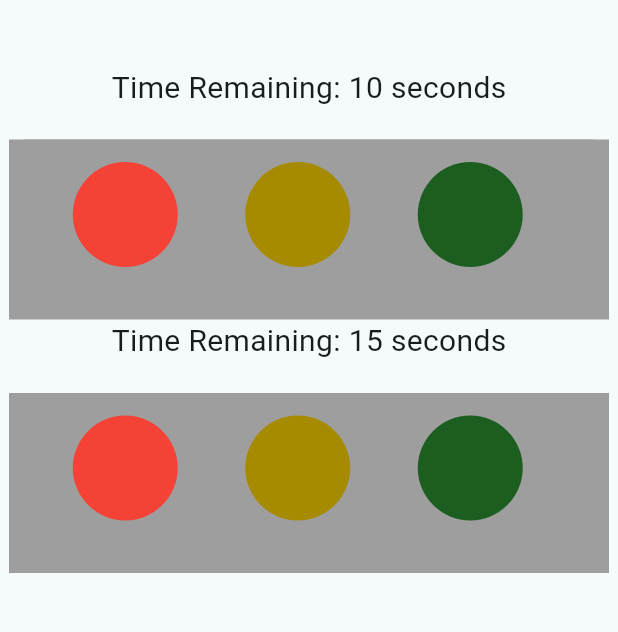
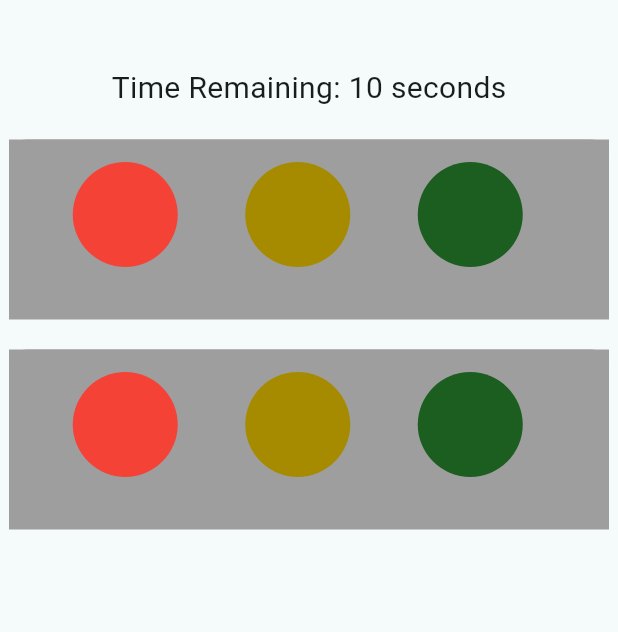
Before and after one commit to AndyPhuHuynh/CS410-SP2025-Traffic-Light-System, a Flutter app: the first screen one second after launch, on a phone screen of 412 x 824 dp, the part 63-695 px from its top. Run offline on Flutter 3.47's test engine with Material 3 defaults, Android fonts, the phone set to English and light mode, and no system bars.

Commit message:
Two traffic lights (must get second one to function)

```diff
--- a/lib/main.dart
+++ b/lib/main.dart
@@ -46,10 +46,6 @@ class _TrafficModuleState extends State<TrafficModule> {
   // the track which light is turned on
   int _currentLight = 1; // 1 is red, 2 yellow, 3 green
 
-  int _remainingTime2 = 15; // Initial time in seconds
-  // declare Timer class which can be null or active timer
-  Timer? _timer2;
-
   int _currentLight2 = 1; // 1 is red, 2 yellow, 3 green
 
   // the sensors
@@ -65,7 +61,6 @@ class _TrafficModuleState extends State<TrafficModule> {
     // the initial state
     super.initState(); // calls the parent class's initState()
     startTimer(); // call the timer start function
-    startTimer2();
   }
 
   void startTimer() {
@@ -84,34 +79,11 @@ class _TrafficModuleState extends State<TrafficModule> {
     });
   }
 
-    void startTimer2() {
-      // start the timer and change the color
-      // timer period of 1 second (constantly 1 second periods)
-      _timer2 = Timer.periodic(const Duration(seconds: 1), (timer2) {
-        // the state of the lights depending on the time
-        setState(() {
-          if (_remainingTime2 > 0) { // time greater than 0
-            _remainingTime2--; // decrement by 1
-          } else {
-            // when 0 change the light
-            changeLight2(); // call the function to change the light
-          }
-        });
-      });
-  }
-
     void yellowTimer(int yORn) {
       // for the case of the yellow timer
       _timer?.cancel(); // cancel current time
       _remainingTime = yORn; // set the new time depending on previous color
       startTimer(); // call the timer function again
-    }
-
-    void yellowTimer2(int yORn) {
-      // for the case of the yellow timer
-      _timer2?.cancel(); // cancel current time
-      _remainingTime2 = yORn; // set the new time depending on previous color
-      startTimer2(); // call the timer function again
     }
 
     // Function to change light color
@@ -129,12 +101,12 @@ class _TrafficModuleState extends State<TrafficModule> {
 
     void changeLight2() {
       setState(() { // the state
-        _currentLight2 =
-            (_currentLight2 % 3) + 1; // runs from 1 > 2 > 3 > 1 > etc
-        if (_currentLight2 == 2) { // yellow then 5 seconds
-          yellowTimer2(5); // yes then 5
-        } else { // if red or green the 10 seconds
-          yellowTimer2(10); // not yellow then
+        if (_currentLight == 1) { // yellow then 5 seconds
+          _currentLight2 = 3; // yes then 5
+        } else if (_currentLight == 2) { // if red or green the 10 seconds
+          _currentLight2 = 1; // not yellow then
+        } else {
+          _currentLight2 = 1;
         }
       });
     }
@@ -143,7 +115,6 @@ class _TrafficModuleState extends State<TrafficModule> {
     void dispose() {
       // function to clean up the widget
       _timer?.cancel(); // Cancel the timer to prevent memory leaks
-      _timer2?.cancel();
       super.dispose(); // used to clean up, cancel timer
     }
 
@@ -161,20 +132,6 @@ class _TrafficModuleState extends State<TrafficModule> {
         ),
       );
     }
-
-  Widget lightCircle2(Color dimColor, Color brightColor, bool isActive) {
-    return Container(
-      width: 100.0, // width
-      height: 100.0, // height
-      // margin adds space outside the widget's boundary (for neatness)
-      margin: const EdgeInsets.symmetric(vertical: 15.0),
-      decoration: BoxDecoration(
-        // if is Active then brightColor else dimColor
-        color: isActive ? brightColor : dimColor, // bright or dull color
-        shape: BoxShape.circle, // circle lights
-      ),
-    );
-  }
 
     Widget lightedCircle() {
       // basic structure for design
@@ -235,21 +192,21 @@ class _TrafficModuleState extends State<TrafficModule> {
                 // center the three lights
                 children: [
                   // Red
-                  lightCircle2( // call the previously made widget
+                  lightCircle( // call the previously made widget
                     Color(0xFF5A0000), // dull red (off)
                     Colors.red, // brighter red (on)
                     _currentLight2 == 1, // which index that would signal on
                   ),
                   const SizedBox(width: 15),
                   // Yellow
-                  lightCircle2(
+                  lightCircle(
                     Color(0xFFA68B00),
                     Colors.yellow,
                     _currentLight2 == 2,
                   ),
                   const SizedBox(width: 15),
                   // Green
-                  lightCircle2(
+                  lightCircle(
                     Color(0xFF1B5E20),
                     Colors.green,
                     _currentLight2 == 3,
@@ -294,11 +251,8 @@ class _TrafficModuleState extends State<TrafficModule> {
                     ]
                 ),
               ),
-              Text(
-                'Time Remaining: $_remainingTime2 seconds', // text
-                style: const TextStyle(fontSize: 20), // font
-              ),
-              const SizedBox(height: 20), // prevent overlapping
+
+              const SizedBox(height: 20),
 
               // the traffic light module
               Container(
```
